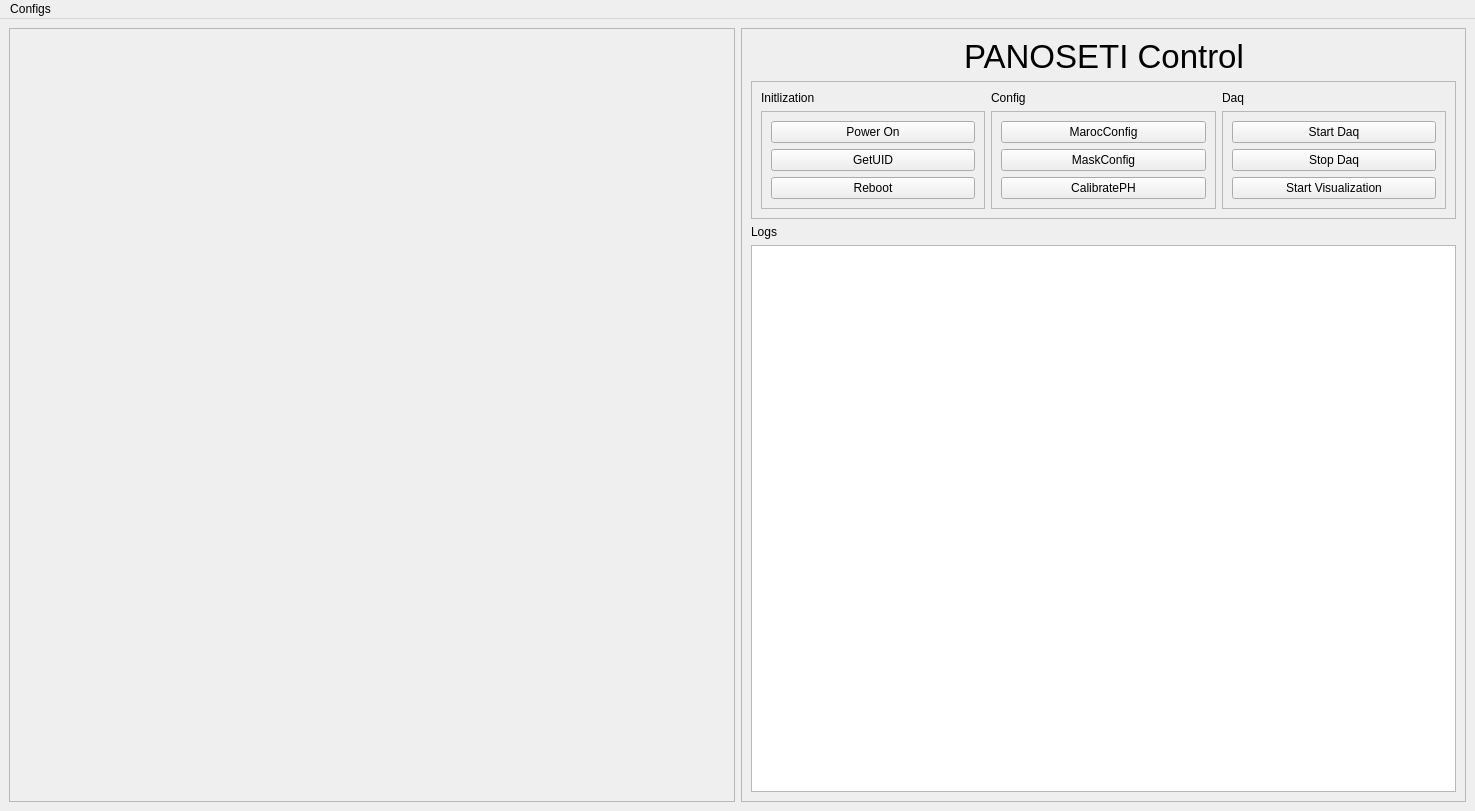
Before: the Qt Designer form ui/mainwin.ui in liuweiseu/panoseti_control_gui, drawn with Qt 5.
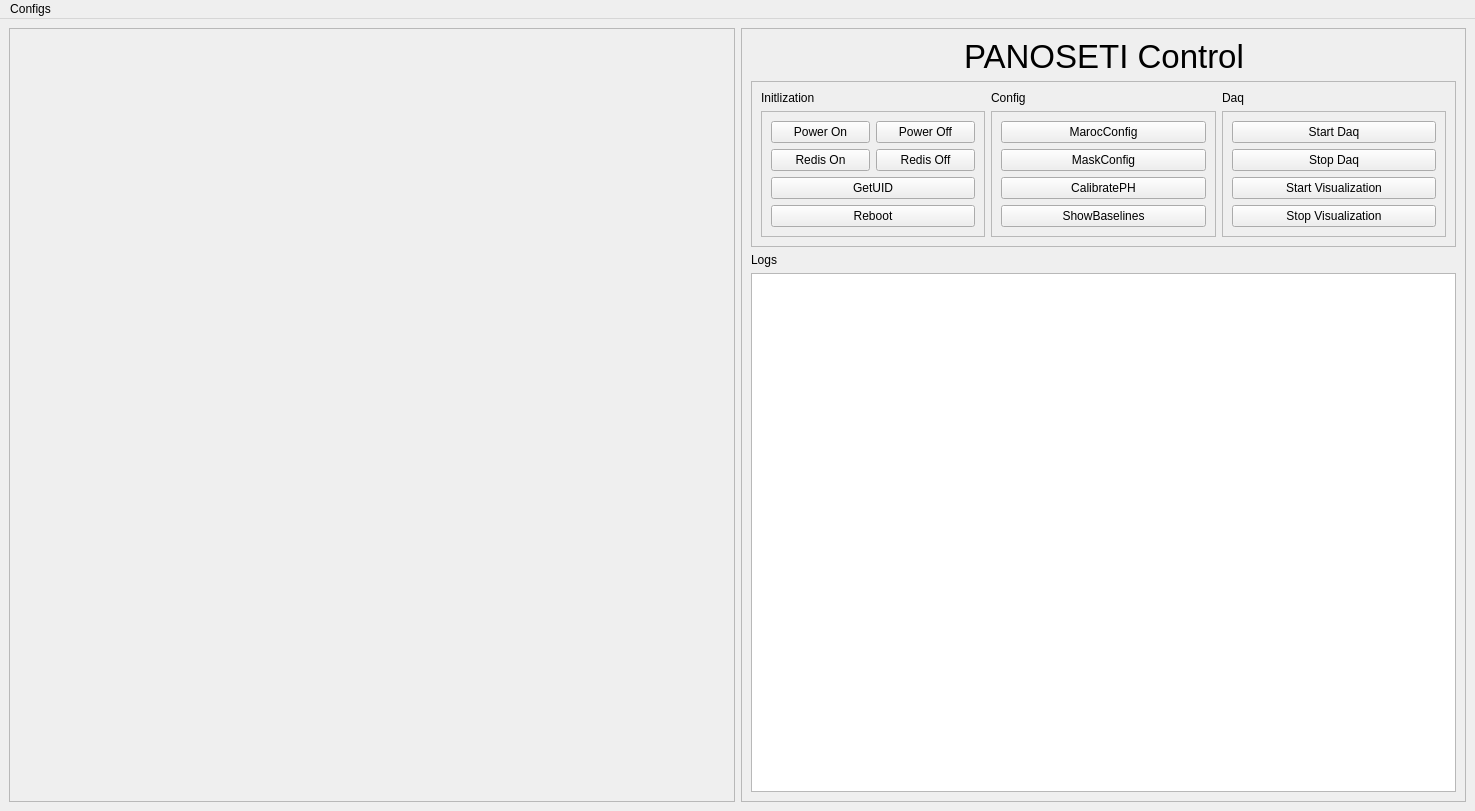
After: the same form once the commit is applied.

```diff
--- a/ui/mainwin.ui
+++ b/ui/mainwin.ui
@@ -154,13 +154,6 @@
              <enum>QFrame::Shadow::Raised</enum>
             </property>
             <layout class="QGridLayout" name="gridLayout_12">
-             <item row="2" column="2">
-              <widget class="QPushButton" name="mask_config">
-               <property name="text">
-                <string>MaskConfig</string>
-               </property>
-              </widget>
-             </item>
              <item row="3" column="2">
               <widget class="QPushButton" name="cal_ph">
                <property name="text">
@@ -168,6 +161,13 @@
                </property>
               </widget>
              </item>
+             <item row="2" column="2">
+              <widget class="QPushButton" name="mask_config">
+               <property name="text">
+                <string>MaskConfig</string>
+               </property>
+              </widget>
+             </item>
              <item row="1" column="2">
               <widget class="QPushButton" name="maroc_config">
                <property name="text">
@@ -175,6 +175,13 @@
                </property>
               </widget>
              </item>
+             <item row="4" column="2">
+              <widget class="QPushButton" name="show_baselines">
+               <property name="text">
+                <string>ShowBaselines</string>
+               </property>
+              </widget>
+             </item>
             </layout>
            </widget>
           </item>
@@ -200,13 +207,6 @@
              <enum>QFrame::Shadow::Raised</enum>
             </property>
             <layout class="QGridLayout" name="gridLayout_9">
-             <item row="2" column="0">
-              <widget class="QPushButton" name="start_grpc">
-               <property name="text">
-                <string>Start Visualization</string>
-               </property>
-              </widget>
-             </item>
              <item row="1" column="0">
               <widget class="QPushButton" name="stop_daq">
                <property name="text">
@@ -221,6 +221,20 @@
                </property>
               </widget>
              </item>
+             <item row="2" column="0">
+              <widget class="QPushButton" name="start_grpc">
+               <property name="text">
+                <string>Start Visualization</string>
+               </property>
+              </widget>
+             </item>
+             <item row="3" column="0">
+              <widget class="QPushButton" name="stop_grpc">
+               <property name="text">
+                <string>Stop Visualization</string>
+               </property>
+              </widget>
+             </item>
             </layout>
            </widget>
           </item>
@@ -246,20 +260,41 @@
                </property>
               </widget>
              </item>
-             <item row="0" column="0" colspan="2">
-              <widget class="QPushButton" name="power">
-               <property name="text">
-                <string>Power On</string>
-               </property>
-              </widget>
-             </item>
-             <item row="3" column="0" colspan="2">
+             <item row="4" column="0" colspan="2">
               <widget class="QPushButton" name="reboot">
                <property name="text">
                 <string>Reboot</string>
                </property>
               </widget>
              </item>
+             <item row="0" column="0">
+              <widget class="QPushButton" name="power_on">
+               <property name="text">
+                <string>Power On</string>
+               </property>
+              </widget>
+             </item>
+             <item row="0" column="1">
+              <widget class="QPushButton" name="power_off">
+               <property name="text">
+                <string>Power Off</string>
+               </property>
+              </widget>
+             </item>
+             <item row="1" column="0">
+              <widget class="QPushButton" name="redis_on">
+               <property name="text">
+                <string>Redis On</string>
+               </property>
+              </widget>
+             </item>
+             <item row="1" column="1">
+              <widget class="QPushButton" name="redis_off">
+               <property name="text">
+                <string>Redis Off</string>
+               </property>
+              </widget>
+             </item>
             </layout>
            </widget>
           </item>
@@ -299,7 +334,6 @@
      <string>Configs</string>
     </property>
     <addaction name="actiondata_config"/>
-    <addaction name="actiongrpc_config"/>
    </widget>
    <addaction name="menuConfigs"/>
   </widget>
@@ -308,11 +342,6 @@
     <string>Data Config</string>
    </property>
   </action>
-  <action name="actiongrpc_config">
-   <property name="text">
-    <string>gRPC Config</string>
-   </property>
-  </action>
  </widget>
  <resources/>
  <connections/>
```
